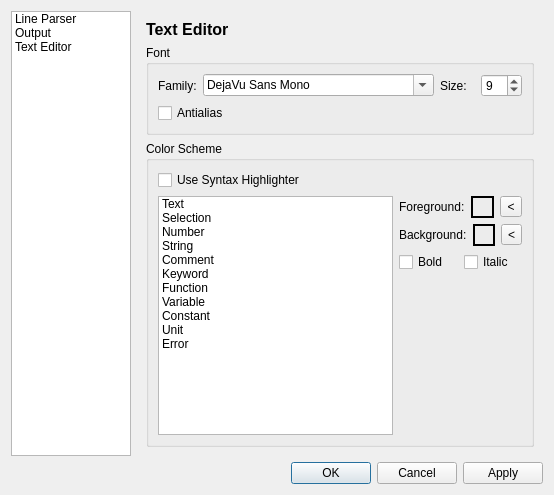
Above: settingsdialog.ui from Rob0xFF/PhyxCalc before the change. Below: the same form after it.
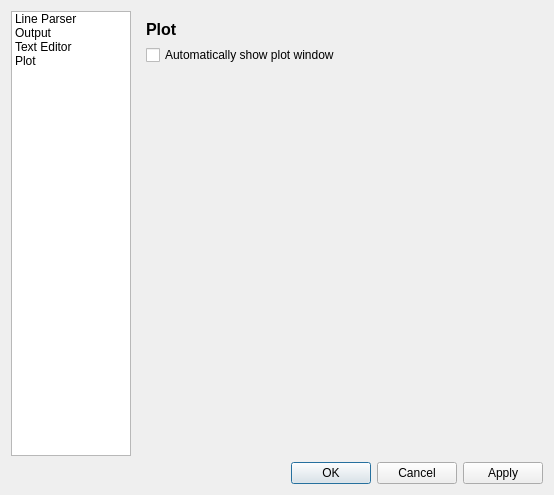
That is the form after the change.

Commit message: added settings improved plot on mobile

```diff
--- a/settingsdialog.ui
+++ b/settingsdialog.ui
@@ -62,12 +62,17 @@
        <string>Text Editor</string>
       </property>
      </item>
+     <item>
+      <property name="text">
+       <string>Plot</string>
+      </property>
+     </item>
     </widget>
    </item>
    <item row="0" column="1">
     <widget class="QStackedWidget" name="stackedWidget">
      <property name="currentIndex">
-      <number>2</number>
+      <number>3</number>
      </property>
      <widget class="QWidget" name="page">
       <layout class="QVBoxLayout" name="verticalLayout">
@@ -813,6 +818,50 @@
        </item>
       </layout>
      </widget>
+     <widget class="QWidget" name="page_4">
+      <layout class="QVBoxLayout" name="verticalLayout_13">
+       <item>
+        <widget class="QLabel" name="label_12">
+         <property name="sizePolicy">
+          <sizepolicy hsizetype="Preferred" vsizetype="Fixed">
+           <horstretch>0</horstretch>
+           <verstretch>0</verstretch>
+          </sizepolicy>
+         </property>
+         <property name="font">
+          <font>
+           <pointsize>12</pointsize>
+           <weight>75</weight>
+           <bold>true</bold>
+          </font>
+         </property>
+         <property name="text">
+          <string>Plot</string>
+         </property>
+        </widget>
+       </item>
+       <item>
+        <widget class="QCheckBox" name="plotWindowShowCheck">
+         <property name="text">
+          <string>Automatically show plot window</string>
+         </property>
+        </widget>
+       </item>
+       <item>
+        <spacer name="verticalSpacer_3">
+         <property name="orientation">
+          <enum>Qt::Vertical</enum>
+         </property>
+         <property name="sizeHint" stdset="0">
+          <size>
+           <width>20</width>
+           <height>40</height>
+          </size>
+         </property>
+        </spacer>
+       </item>
+      </layout>
+     </widget>
     </widget>
    </item>
   </layout>
```
Left out of the diff: 4 changed lines with no effect on the pictures. The commit also changes 9 other files.
